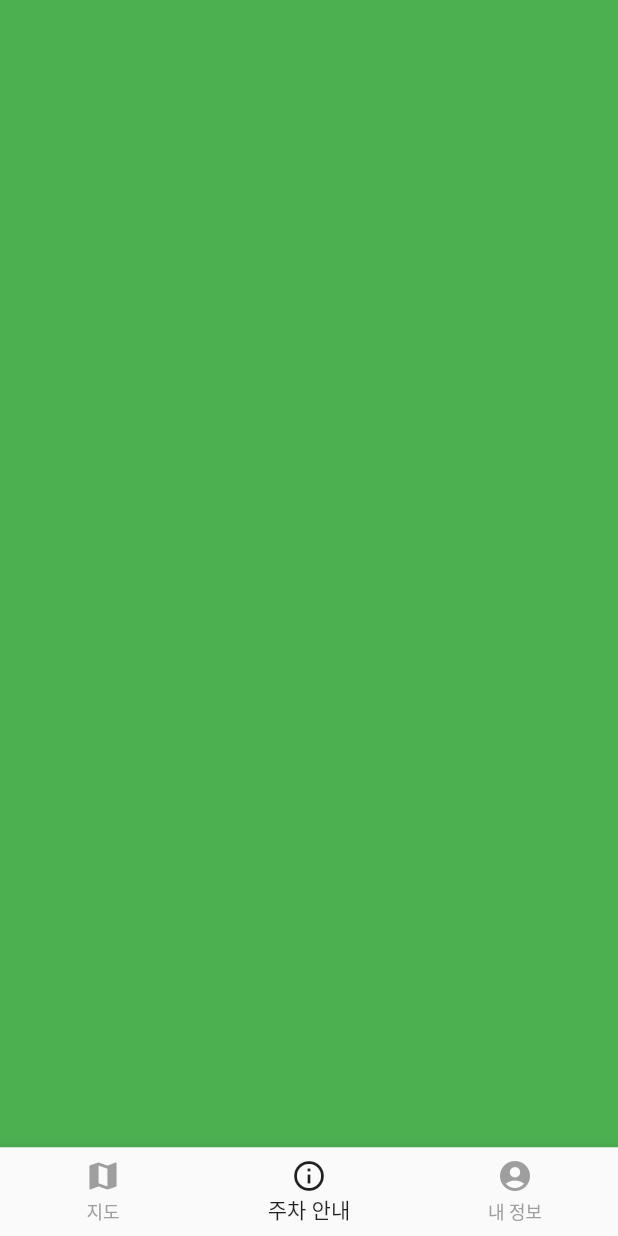
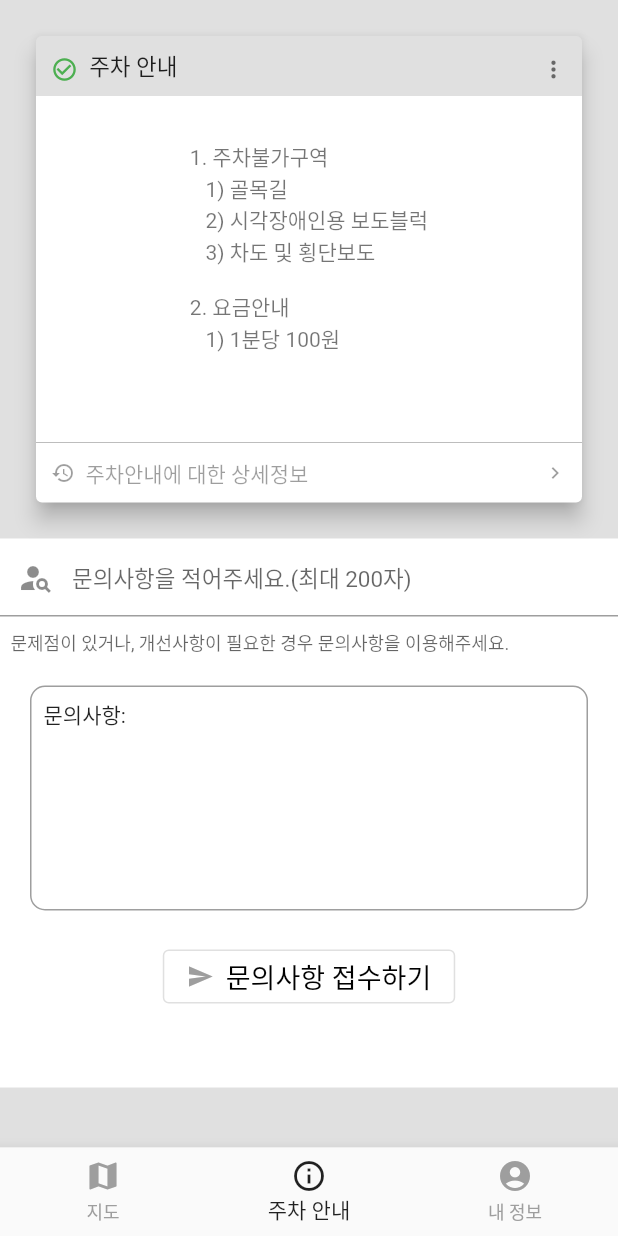
Before and after one commit to Hitbee-dev/stop_flutter, a Flutter app: the screen it shows after launch, item 2 of the bottom bar chosen, on a phone screen of 412 x 824 dp. Run offline on Flutter 3.47's test engine with Material 2 defaults, Android fonts, the phone set to English and light mode, and no system bars; our stand-ins replace google_maps_flutter, image_gallery_saver, image_picker, permission_handler; missing offline and left inert: qrscan.

Commit message:
주차 안내 기능 추가

```diff
--- a/stop_app/lib/bottom_button.dart
+++ b/stop_app/lib/bottom_button.dart
@@ -1,16 +1,17 @@
 import 'package:flutter/material.dart';
 import 'package:stop_app/google_maps.dart';
+import 'package:stop_app/informations.dart';
 
-class HomePage extends StatefulWidget {
-  HomePage({
+class BottomButton extends StatefulWidget {
+  BottomButton({
     Key key,
   }) : super(key: key);
 
   @override
-  _HomePageState createState() => _HomePageState();
+  _BottomButtonState createState() => _BottomButtonState();
 }
 
-class _HomePageState extends State<HomePage> {
+class _BottomButtonState extends State<BottomButton> {
   List<BottomNavigationBarItem> btmNavItems = [
     BottomNavigationBarItem(icon: Icon(Icons.map), label: "지도"),
     BottomNavigationBarItem(icon: Icon(Icons.info_outline), label: "주차 안내"),
@@ -21,7 +22,7 @@ class _HomePageState extends State<HomePage> {
 
   static List<Widget> _screens = <Widget> [
     GoogleMaps(),
-    Container(color: Colors.green),
+    Informations(),
     Container(color: Colors.blue),
   ];
 
--- a/stop_app/lib/google_maps.dart
+++ b/stop_app/lib/google_maps.dart
@@ -2,14 +2,22 @@ import 'dart:async';
 
 import 'package:flutter/material.dart';
 import 'package:google_maps_flutter/google_maps_flutter.dart';
-
+import 'package:stop_app/informations.dart';
 
 class GoogleMaps extends StatefulWidget {
   @override
   State<GoogleMaps> createState() => GoogleMapsState();
+
 }
 
 class GoogleMapsState extends State<GoogleMaps> {
+
+  @override
+  initState(){
+    super.initState();
+
+  }
+
   Completer<GoogleMapController> _controller = Completer();
 
   static final CameraPosition _kGooglePlex = CameraPosition(
@@ -23,6 +31,12 @@ class GoogleMapsState extends State<GoogleMaps> {
       target: LatLng(36.3544591, 127.4189559),
       zoom: 19.151926040649414);
 
+  String qrcode_name = "QR SCAN";
+  String qrcode_name1 = "운행 종료";
+  String qrcode_name2 = "QR SCAN";
+  int qrIndex = 0;
+
+
   @override
   Widget build(BuildContext context) {
     return Scaffold(
@@ -34,17 +48,24 @@ class GoogleMapsState extends State<GoogleMaps> {
         },
       ),
       floatingActionButton: FloatingActionButton.extended(
-        onPressed: _goToTheLake,
+        onPressed: _qrChange,
         backgroundColor: Colors.black,
-        label: Text('QR SCAN'),
+        label: Text(qrcode_name),
         icon: Icon(Icons.qr_code_scanner),
       ),
       floatingActionButtonLocation: FloatingActionButtonLocation.centerFloat,
     );
   }
 
-  Future<void> _goToTheLake() async {
-    final GoogleMapController controller = await _controller.future;
-    controller.animateCamera(CameraUpdate.newCameraPosition(_kLake));
+  Widget _qrChange() {
+    setState(() {
+      if(qrIndex == 0) {
+        qrcode_name = qrcode_name1;
+        qrIndex++;
+      } else {
+        qrcode_name = qrcode_name2;
+        qrIndex--;
+      }
+    });
   }
 }
--- /dev/null
+++ b/stop_app/lib/informations.dart
@@ -0,0 +1,159 @@
+import 'dart:async';
+import 'dart:io';
+import 'dart:typed_data';
+
+import 'package:flutter/cupertino.dart';
+import 'package:flutter/material.dart';
+import 'package:image_gallery_saver/image_gallery_saver.dart';
+import 'package:image_picker/image_picker.dart';
+import 'package:permission_handler/permission_handler.dart';
+import 'package:qrscan/qrscan.dart' as scanner;
+
+class Informations extends StatefulWidget {
+  @override
+  _InformationsState createState() => _InformationsState();
+}
+
+class _InformationsState extends State<Informations> {
+  String _questionText = "";
+  TextEditingController _textEditingController = TextEditingController();
+
+  @override
+  initState() {
+    super.initState();
+
+  }
+
+  @override
+  Widget build(BuildContext context) {
+    return Scaffold(
+      backgroundColor: Colors.grey[300],
+      body: Builder(
+        builder: (BuildContext context) {
+          return ListView(
+            children: <Widget>[
+              _InfoWidget(context),
+              Container(
+                color: Colors.white,
+                child: Column(
+                  children: <Widget>[
+                    TextField(
+                      controller: _textEditingController,
+                      keyboardType: TextInputType.text,
+                      textInputAction: TextInputAction.done,
+                      onChanged: (text) {
+                        setState(() {
+                          _questionText = text;
+                        });
+                      },
+                      decoration: InputDecoration(
+                        prefixIcon: Icon(Icons.person_search),
+                        helperText:
+                        '문제점이 있거나, 개선사항이 필요한 경우 문의사항을 이용해주세요.',
+                        hintText: '문의사항을 적어주세요.(최대 200자)',
+                        hintStyle: TextStyle(fontSize: 15),
+                        contentPadding:
+                        EdgeInsets.symmetric(horizontal: 7, vertical: 15),
+                      ),
+                    ),
+                    Padding(
+                      padding: const EdgeInsets.all(20.0),
+                      child: Container(
+                        decoration: BoxDecoration(
+                            border: Border.all(
+                              color: Colors.grey,
+                            ),
+                            borderRadius: BorderRadius.all(Radius.circular(10))
+                        ),
+                        alignment: Alignment.topLeft,
+                        height: 150,
+                        child: Padding(
+                          padding: const EdgeInsets.all(8.0),
+                          child: Text("문의사항: $_questionText"),
+                        ),
+                      ),
+                    ),
+                    OutlinedButton.icon(
+                      onPressed: () {
+                        setState(() {
+                          _questionText = "";
+                          _textEditingController.text = "";
+                        });
+                      },
+                      label: Text("문의사항 접수하기", style: TextStyle(fontSize: 18,color: Colors.black)),
+                      icon: Icon(Icons.send, size: 18, color: Colors.grey),
+                    ),
+                    SizedBox(height: 50),
+                  ],
+                ),
+              ),
+            ],
+          );
+        },
+      ),
+    );
+  }
+
+  Widget _InfoWidget(BuildContext context) {
+    return Padding(
+      padding: EdgeInsets.all(20),
+      child: Card(
+        elevation: 6,
+        child: Column(
+          children: <Widget>[
+            Container(
+              child: Row(
+                crossAxisAlignment: CrossAxisAlignment.end,
+                children: <Widget>[
+                  Icon(Icons.check_circle_outline, size: 18,
+                      color: Colors.green),
+                  Text('  주차 안내', style: TextStyle(fontSize: 15)),
+                  Spacer(),
+                  Icon(Icons.more_vert, size: 18, color: Colors.black54),
+                ],
+              ),
+              padding: EdgeInsets.symmetric(horizontal: 10, vertical: 9),
+              decoration: BoxDecoration(
+                color: Colors.black12,
+                borderRadius: BorderRadius.only(
+                    topLeft: Radius.circular(4), topRight: Radius.circular(4)),
+              ),
+            ),
+            Padding(
+              padding:
+              EdgeInsets.only(left: 40, right: 40, top: 30, bottom: 10),
+              child: Column(
+                children: <Widget>[
+                  SizedBox(
+                    height: 190,
+                    child: Text(
+                        '1. 주차불가구역\n'
+                            '   1) 골목길\n'
+                            '   2) 시각장애인용 보도블럭\n'
+                            '   3) 차도 및 횡단보도\n\n'
+                            '2. 요금안내\n'
+                            '   1) 1분당 100원\n\n',
+                        style: TextStyle(color: Colors.black54))
+                  ),
+                ],
+              ),
+            ),
+            Divider(height: 2, color: Colors.black26),
+            Container(
+              child: Row(
+                children: <Widget>[
+                  Icon(Icons.history, size: 16, color: Colors.black38),
+                  Text('  주차안내에 대한 상세정보',
+                      style: TextStyle(fontSize: 14, color: Colors.black38)),
+                  Spacer(),
+                  Icon(Icons.chevron_right, size: 16, color: Colors.black38),
+                ],
+              ),
+              padding: EdgeInsets.symmetric(horizontal: 10, vertical: 9),
+            )
+          ],
+        ),
+      ),
+    );
+  }
+}
--- a/stop_app/lib/main.dart
+++ b/stop_app/lib/main.dart
@@ -10,7 +10,7 @@ class MyApp extends StatelessWidget {
   Widget build(BuildContext context) {
     return MaterialApp(
       debugShowCheckedModeBanner: false,
-      home: HomePage(),
+      home: BottomButton(),
       theme: ThemeData(primarySwatch: Colors.blue),
     );
   }
--- a/stop_app/pubspec.yaml
+++ b/stop_app/pubspec.yaml
@@ -30,6 +30,10 @@ dependencies:
   cupertino_icons: ^1.0.2
   google_maps_flutter: ^2.0.3
   geolocator: ^7.0.3
+  qrscan: ^0.3.1
+  image_gallery_saver: ^1.6.9
+  image_picker: ^0.7.5
+  permission_handler: ^7.1.0
 
 dev_dependencies:
   flutter_test:
```
Also changed, not shown: stop_app/assets/images/kickboard_icon.jpeg (added), stop_app/assets/images/logo_icon.jpeg (added), stop_app/assets/images/stop_icon.png (added), stop_app/pubspec.lock, 79 other files.
